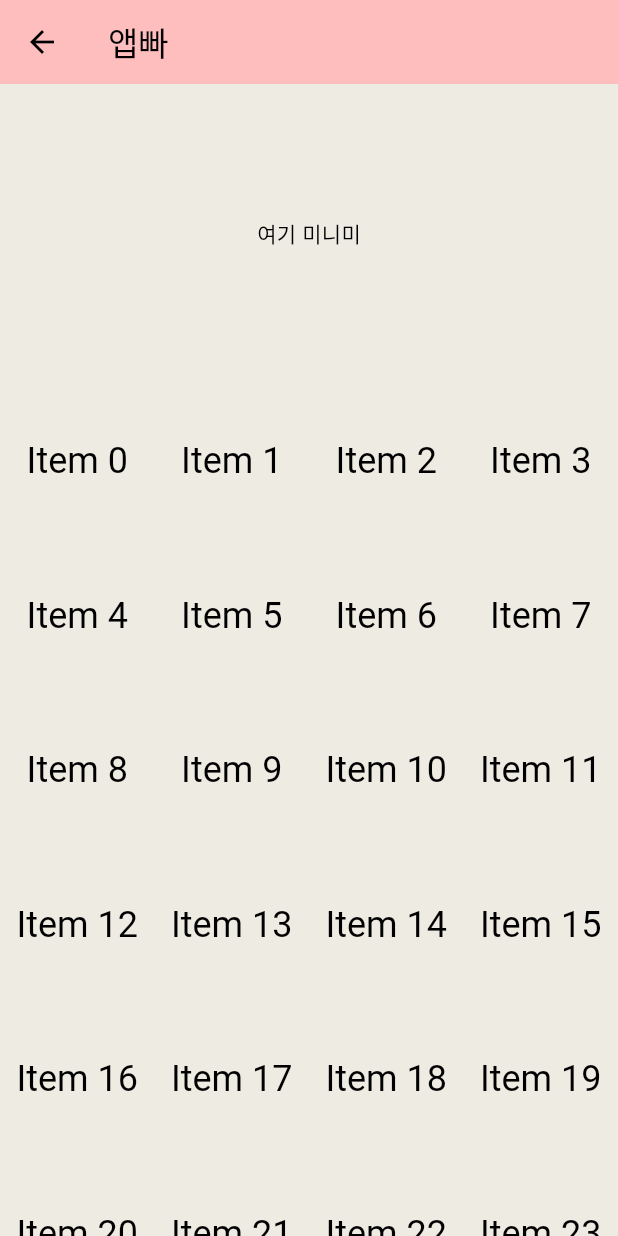
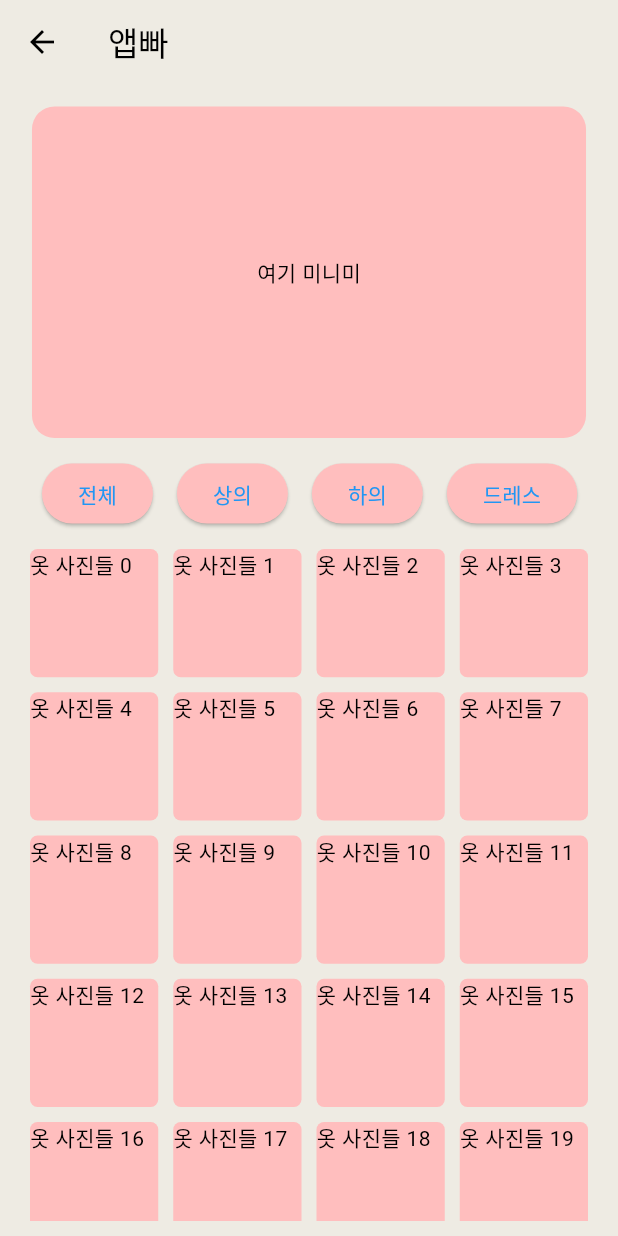
Before and after one commit to ejoohee/richminime, a Flutter app: the Closet screen opened directly, on a phone screen of 412 x 824 dp. Run offline on Flutter 3.47's test engine with Material 3 defaults, Android fonts, the light colour scheme and no system bars; our stand-ins replace flutter_bloc; missing offline and left inert: flame.

Commit message:
[336] Feat : 옷장, 옷가게, 테마 보관함 UI제작

```diff
--- a/front/richminime/lib/screens/closet.dart
+++ b/front/richminime/lib/screens/closet.dart
@@ -8,24 +8,33 @@ class Closet extends StatefulWidget {
 }
 
 class _ClosetState extends State<Closet> {
+  final List<String> categories = ["전체", "상의", "하의", "드레스", "악세서리", "신발"];
   @override
   Widget build(BuildContext context) {
     return Scaffold(
       backgroundColor: Theme.of(context).colorScheme.background,
       appBar: AppBar(
+        backgroundColor: Colors.transparent,
         title: const Text(
           "앱빠",
           style: TextStyle(color: Colors.black),
         ),
       ),
       body: Center(
+        child: Padding(
+          padding: const EdgeInsets.all(10),
           child: Column(
             children: [
               const Row(),
-            const SizedBox(
-              width: 200,
-              height: 200,
-              child: Center(
+              Container(
+                margin: const EdgeInsets.symmetric(vertical: 5),
+                decoration: BoxDecoration(
+                  color: Theme.of(context).cardColor,
+                  borderRadius: BorderRadius.circular(15),
+                ),
+                child: const Padding(
+                    padding:
+                        EdgeInsets.symmetric(vertical: 100, horizontal: 150),
                     child: Text(
                       '여기 미니미',
                       style: TextStyle(
@@ -33,18 +42,31 @@ class _ClosetState extends State<Closet> {
                       ),
                     )),
               ),
-            const Row(),
+              Padding(
+                padding: const EdgeInsets.symmetric(horizontal: 10),
+                child: SingleChildScrollView(
+                  scrollDirection: Axis.horizontal, // 수평 스크롤 가능
+                  child: Row(
+                    children: makeButtons(categories),
+                  ),
+                ),
+              ),
               Expanded(
                 child: GridView.count(
+                  padding: const EdgeInsets.symmetric(horizontal: 5),
                   // Create a grid with 2 columns. If you change the scrollDirection to
                   // horizontal, this produces 2 rows.
                   crossAxisCount: 4,
                   // Generate 100 widgets that display their index in the List.
                   children: List.generate(100, (index) {
-                  return Center(
+                    return Container(
+                      margin: const EdgeInsets.all(5),
+                      decoration: BoxDecoration(
+                        color: Theme.of(context).cardColor,
+                        borderRadius: BorderRadius.circular(5),
+                      ),
                       child: Text(
-                      'Item $index',
-                      style: Theme.of(context).textTheme.headlineSmall,
+                        '옷 사진들 $index',
                       ),
                     );
                   }),
@@ -53,6 +75,27 @@ class _ClosetState extends State<Closet> {
             ],
           ),
         ),
+      ),
     );
   }
+
+  List<Widget> makeButtons(List<String> categories) {
+    List<Widget> buttons = [];
+
+    for (String category in categories) {
+      buttons.add(
+        Container(
+          margin: const EdgeInsets.all(8), // 버튼 간격 조정
+          child: ElevatedButton(
+            onPressed: () {
+              // 버튼을 눌렀을 때 실행될 코드
+            },
+            child: Text(category), // 각 버튼에 카테고리 텍스트 표시
+          ),
+        ),
+      );
     }
+
+    return buttons;
+  }
+}
```
Also changed, not shown: front/richminime/lib/screens/clothing_store.dart (added, +131 -0 lines), front/richminime/lib/screens/clothing_store_selected.dart (added, +71 -0 lines), front/richminime/lib/screens/interior.dart (added, +184 -0 lines). Lines whose indentation alone changed are shown as unchanged.
